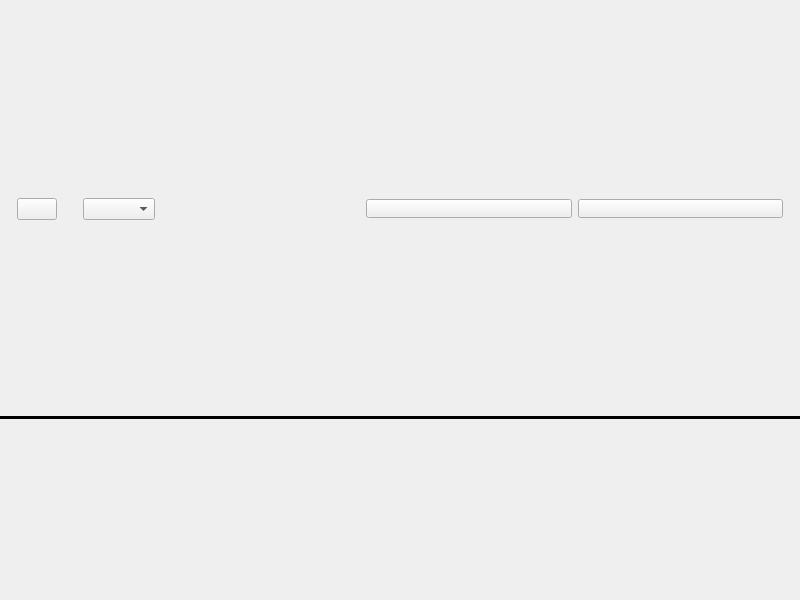
Above: mainwindow.ui from Szybet/cacaMap before the change. Below: the same form after it.
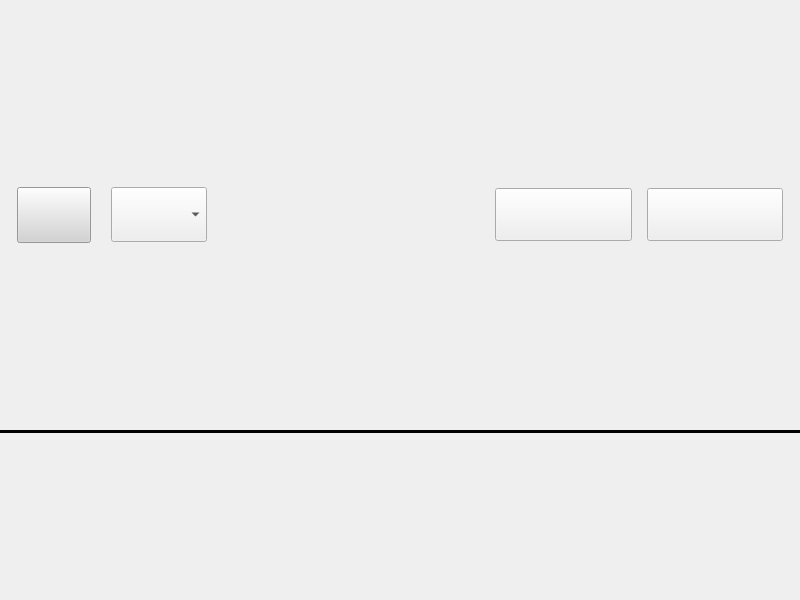
That is the form after the change. Icons and pictures are not drawn.

Commit message: Graphic design tweaks; prepare for user app packaging

What changed in the file:
```diff
--- a/mainwindow.ui
+++ b/mainwindow.ui
@@ -16,13 +16,13 @@
   <widget class="QWidget" name="centralwidget">
    <layout class="QVBoxLayout" name="verticalLayout_2">
     <property name="spacing">
-     <number>6</number>
+     <number>0</number>
     </property>
     <property name="leftMargin">
      <number>0</number>
     </property>
     <property name="topMargin">
-     <number>17</number>
+     <number>20</number>
     </property>
     <property name="rightMargin">
      <number>0</number>
@@ -39,10 +39,13 @@
        <number>17</number>
       </property>
       <property name="bottomMargin">
-       <number>9</number>
+       <number>20</number>
       </property>
       <item>
        <widget class="QPushButton" name="exitBtn">
+        <property name="styleSheet">
+         <string notr="true">background-color: lightGray; padding: 20px</string>
+        </property>
         <property name="text">
          <string/>
         </property>
@@ -69,7 +72,11 @@
        </spacer>
       </item>
       <item>
-       <widget class="QComboBox" name="serverComboBox"/>
+       <widget class="QComboBox" name="serverComboBox">
+        <property name="styleSheet">
+         <string notr="true">padding: 17px; font-family: u001;</string>
+        </property>
+       </widget>
       </item>
       <item>
        <spacer name="horizontalSpacer_2">
@@ -85,6 +92,14 @@
        </spacer>
       </item>
       <item>
+       <layout class="QGridLayout" name="gridLayout">
+        <property name="rightMargin">
+         <number>0</number>
+        </property>
+        <property name="horizontalSpacing">
+         <number>15</number>
+        </property>
+        <item row="0" column="0">
        <widget class="QPushButton" name="zoomOutBtn">
         <property name="sizePolicy">
          <sizepolicy hsizetype="MinimumExpanding" vsizetype="Fixed">
@@ -97,6 +112,9 @@
           <pointsize>7</pointsize>
          </font>
         </property>
+          <property name="styleSheet">
+           <string notr="true">padding-top: 20px; padding-bottom: 20px; padding-left: 35px; padding-right: 35px;</string>
+          </property>
         <property name="text">
          <string/>
         </property>
@@ -106,7 +124,7 @@
         </property>
        </widget>
       </item>
-      <item>
+        <item row="0" column="1">
        <widget class="QPushButton" name="zoomInBtn">
         <property name="sizePolicy">
          <sizepolicy hsizetype="MinimumExpanding" vsizetype="Fixed">
@@ -119,6 +137,9 @@
           <pointsize>7</pointsize>
          </font>
         </property>
+          <property name="styleSheet">
+           <string notr="true">padding-top: 20px; padding-bottom: 20px; padding-left: 35px; padding-right: 35px;</string>
+          </property>
         <property name="text">
          <string/>
         </property>
@@ -127,6 +148,8 @@
           <normaloff>:/icons/icons/zoom-in.png</normaloff>:/icons/icons/zoom-in.png</iconset>
         </property>
        </widget>
+        </item>
+       </layout>
       </item>
      </layout>
     </item>
```
Lines whose indentation alone changed are shown as unchanged. The commit also changes 5 other files.
